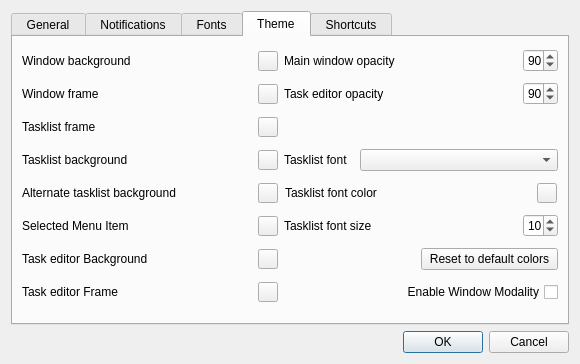
The window that ui/settings.ui (middleofdreams/workload) describes before a commit, drawn with Qt 5.
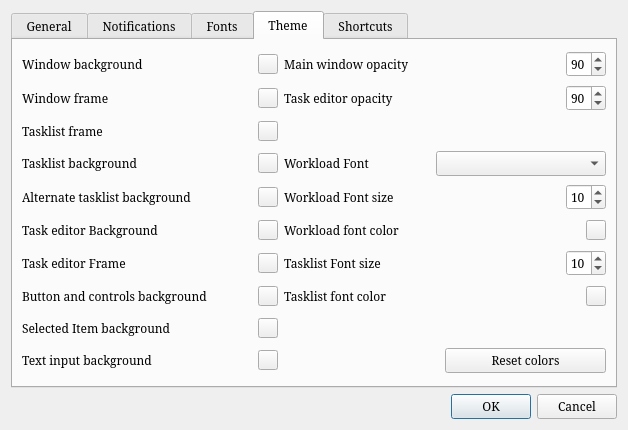
The same window after the commit. The open tabs and pages were chosen to show the change.

Commit message: Completed(probably not) stylesheet for whole program, new options in settings window. Fixed too small ui elements. created new icons and generated new resources file.

Patch:
```diff
--- a/ui/settings.ui
+++ b/ui/settings.ui
@@ -6,17 +6,28 @@
    <rect>
     <x>0</x>
     <y>0</y>
-    <width>577</width>
-    <height>364</height>
+    <width>628</width>
+    <height>430</height>
    </rect>
   </property>
+  <property name="sizePolicy">
+   <sizepolicy hsizetype="Expanding" vsizetype="Expanding">
+    <horstretch>0</horstretch>
+    <verstretch>0</verstretch>
+   </sizepolicy>
+  </property>
+  <property name="font">
+   <font>
+    <family>Serif</family>
+   </font>
+  </property>
   <property name="windowTitle">
    <string>workload settings</string>
   </property>
   <property name="modal">
    <bool>false</bool>
   </property>
-  <layout class="QGridLayout" name="gridLayout_3">
+  <layout class="QGridLayout" name="gridLayout_4">
    <item row="1" column="0">
     <widget class="QDialogButtonBox" name="buttonBox">
      <property name="orientation">
@@ -377,7 +388,7 @@
       <attribute name="title">
        <string> Theme </string>
       </attribute>
-      <layout class="QGridLayout" name="gridLayout_4">
+      <layout class="QGridLayout" name="gridLayout_3">
        <item row="0" column="0">
         <layout class="QHBoxLayout" name="horizontalLayout_3">
          <item>
@@ -426,6 +437,61 @@
          </item>
         </layout>
        </item>
+       <item row="0" column="1">
+        <layout class="QHBoxLayout" name="horizontalLayout_11">
+         <item>
+          <widget class="QLabel" name="label_18">
+           <property name="minimumSize">
+            <size>
+             <width>145</width>
+             <height>24</height>
+            </size>
+           </property>
+           <property name="text">
+            <string>Main window opacity</string>
+           </property>
+          </widget>
+         </item>
+         <item>
+          <spacer name="horizontalSpacer_7">
+           <property name="orientation">
+            <enum>Qt::Horizontal</enum>
+           </property>
+           <property name="sizeHint" stdset="0">
+            <size>
+             <width>40</width>
+             <height>20</height>
+            </size>
+           </property>
+          </spacer>
+         </item>
+         <item>
+          <widget class="QSpinBox" name="windowOpacity">
+           <property name="minimumSize">
+            <size>
+             <width>40</width>
+             <height>0</height>
+            </size>
+           </property>
+           <property name="maximumSize">
+            <size>
+             <width>40</width>
+             <height>16777215</height>
+            </size>
+           </property>
+           <property name="maximum">
+            <number>100</number>
+           </property>
+           <property name="singleStep">
+            <number>5</number>
+           </property>
+           <property name="value">
+            <number>90</number>
+           </property>
+          </widget>
+         </item>
+        </layout>
+       </item>
        <item row="1" column="0">
         <layout class="QHBoxLayout" name="horizontalLayout_4">
          <item>
@@ -474,6 +540,61 @@
          </item>
         </layout>
        </item>
+       <item row="1" column="1">
+        <layout class="QHBoxLayout" name="horizontalLayout_8">
+         <item>
+          <widget class="QLabel" name="label_16">
+           <property name="minimumSize">
+            <size>
+             <width>145</width>
+             <height>24</height>
+            </size>
+           </property>
+           <property name="text">
+            <string>Task editor opacity</string>
+           </property>
+          </widget>
+         </item>
+         <item>
+          <spacer name="horizontalSpacer_6">
+           <property name="orientation">
+            <enum>Qt::Horizontal</enum>
+           </property>
+           <property name="sizeHint" stdset="0">
+            <size>
+             <width>40</width>
+             <height>20</height>
+            </size>
+           </property>
+          </spacer>
+         </item>
+         <item>
+          <widget class="QSpinBox" name="taskEditorOpacity">
+           <property name="minimumSize">
+            <size>
+             <width>40</width>
+             <height>0</height>
+            </size>
+           </property>
+           <property name="maximumSize">
+            <size>
+             <width>40</width>
+             <height>16777215</height>
+            </size>
+           </property>
+           <property name="maximum">
+            <number>100</number>
+           </property>
+           <property name="singleStep">
+            <number>5</number>
+           </property>
+           <property name="value">
+            <number>90</number>
+           </property>
+          </widget>
+         </item>
+        </layout>
+       </item>
        <item row="2" column="0">
         <layout class="QHBoxLayout" name="horizontalLayout_6">
          <item>
@@ -540,7 +661,7 @@
            </property>
            <property name="maximumSize">
             <size>
-             <width>0</width>
+             <width>16777215</width>
              <height>16777215</height>
             </size>
            </property>
@@ -570,6 +691,58 @@
          </item>
         </layout>
        </item>
+       <item row="3" column="1">
+        <layout class="QHBoxLayout" name="horizontalLayout_2">
+         <item>
+          <widget class="QLabel" name="label_12">
+           <property name="minimumSize">
+            <size>
+             <width>90</width>
+             <height>24</height>
+            </size>
+           </property>
+           <property name="maximumSize">
+            <size>
+             <width>16777215</width>
+             <height>16777215</height>
+            </size>
+           </property>
+           <property name="text">
+            <string>Workload Font</string>
+           </property>
+          </widget>
+         </item>
+         <item>
+          <spacer name="horizontalSpacer_5">
+           <property name="orientation">
+            <enum>Qt::Horizontal</enum>
+           </property>
+           <property name="sizeHint" stdset="0">
+            <size>
+             <width>40</width>
+             <height>20</height>
+            </size>
+           </property>
+          </spacer>
+         </item>
+         <item>
+          <widget class="QComboBox" name="fontFamily">
+           <property name="minimumSize">
+            <size>
+             <width>170</width>
+             <height>0</height>
+            </size>
+           </property>
+           <property name="currentIndex">
+            <number>-1</number>
+           </property>
+           <property name="frame">
+            <bool>true</bool>
+           </property>
+          </widget>
+         </item>
+        </layout>
+       </item>
        <item row="4" column="0">
         <layout class="QHBoxLayout" name="horizontalLayout_16">
          <item>
@@ -618,55 +791,62 @@
          </item>
         </layout>
        </item>
-       <item row="5" column="0">
-        <layout class="QHBoxLayout" name="horizontalLayout_15">
+       <item row="4" column="1">
+        <layout class="QHBoxLayout" name="horizontalLayout_25">
          <item>
-          <widget class="QLabel" name="label_22">
-           <property name="sizePolicy">
-            <sizepolicy hsizetype="Minimum" vsizetype="Minimum">
-             <horstretch>0</horstretch>
-             <verstretch>0</verstretch>
-            </sizepolicy>
-           </property>
+          <widget class="QLabel" name="label_15">
            <property name="minimumSize">
             <size>
-             <width>230</width>
+             <width>145</width>
              <height>24</height>
             </size>
            </property>
-           <property name="maximumSize">
-            <size>
-             <width>0</width>
-             <height>16777215</height>
-            </size>
-           </property>
            <property name="text">
-            <string>Selected Menu Item</string>
+            <string>Workload Font size</string>
            </property>
           </widget>
          </item>
          <item>
-          <widget class="QPushButton" name="selectedMenuItem">
-           <property name="maximumSize">
+          <spacer name="horizontalSpacer_4">
+           <property name="orientation">
+            <enum>Qt::Horizontal</enum>
+           </property>
+           <property name="sizeHint" stdset="0">
             <size>
-             <width>20</width>
+             <width>40</width>
              <height>20</height>
             </size>
            </property>
-           <property name="autoFillBackground">
-            <bool>true</bool>
+          </spacer>
+         </item>
+         <item>
+          <widget class="QSpinBox" name="fontSize">
+           <property name="minimumSize">
+            <size>
+             <width>40</width>
+             <height>0</height>
+            </size>
            </property>
-           <property name="text">
-            <string/>
+           <property name="maximumSize">
+            <size>
+             <width>40</width>
+             <height>16777215</height>
+            </size>
            </property>
-           <property name="flat">
-            <bool>false</bool>
+           <property name="minimum">
+            <number>8</number>
+           </property>
+           <property name="maximum">
+            <number>24</number>
+           </property>
+           <property name="value">
+            <number>10</number>
            </property>
           </widget>
          </item>
         </layout>
        </item>
-       <item row="6" column="0">
+       <item row="5" column="0">
         <layout class="QHBoxLayout" name="horizontalLayout_10">
          <item>
           <widget class="QLabel" name="label_14">
@@ -714,7 +894,68 @@
          </item>
         </layout>
        </item>
-       <item row="7" column="0">
+       <item row="5" column="1">
+        <layout class="QHBoxLayout" name="horizontalLayout_20">
+         <item>
+          <widget class="QLabel" name="label_20">
+           <property name="sizePolicy">
+            <sizepolicy hsizetype="Minimum" vsizetype="Minimum">
+             <horstretch>0</horstretch>
+             <verstretch>0</verstretch>
+            </sizepolicy>
+           </property>
+           <property name="minimumSize">
+            <size>
+             <width>145</width>
+             <height>24</height>
+            </size>
+           </property>
+           <property name="maximumSize">
+            <size>
+             <width>0</width>
+             <height>16777215</height>
+            </size>
+           </property>
+           <property name="text">
+            <string>Workload font color</string>
+           </property>
+          </widget>
+         </item>
+         <item>
+          <spacer name="horizontalSpacer_3">
+           <property name="orientation">
+            <enum>Qt::Horizontal</enum>
+           </property>
+           <property name="sizeHint" stdset="0">
+            <size>
+             <width>40</width>
+             <height>20</height>
+            </size>
+           </property>
+          </spacer>
+         </item>
+         <item>
+          <widget class="QPushButton" name="workloadFontColor">
+           <property name="maximumSize">
+            <size>
+             <width>20</width>
+             <height>20</height>
+            </size>
+           </property>
+           <property name="autoFillBackground">
+            <bool>true</bool>
+           </property>
+           <property name="text">
+            <string/>
+           </property>
+           <property name="flat">
+            <bool>false</bool>
+           </property>
+          </widget>
+         </item>
+        </layout>
+       </item>
+       <item row="6" column="0">
         <layout class="QHBoxLayout" name="horizontalLayout_14">
          <item>
           <widget class="QLabel" name="label_21">
@@ -732,7 +973,7 @@
            </property>
            <property name="maximumSize">
             <size>
-             <width>0</width>
+             <width>16777215</width>
              <height>16777215</height>
             </size>
            </property>
@@ -762,112 +1003,55 @@
          </item>
         </layout>
        </item>
-       <item row="0" column="1">
-        <layout class="QHBoxLayout" name="horizontalLayout_11">
+       <item row="7" column="0">
+        <layout class="QHBoxLayout" name="horizontalLayout_18">
          <item>
-          <widget class="QLabel" name="label_18">
-           <property name="minimumSize">
-            <size>
-             <width>230</width>
-             <height>24</height>
-            </size>
+          <widget class="QLabel" name="label_25">
+           <property name="sizePolicy">
+            <sizepolicy hsizetype="Minimum" vsizetype="Minimum">
+             <horstretch>0</horstretch>
+             <verstretch>0</verstretch>
+            </sizepolicy>
            </property>
-           <property name="text">
-            <string>Main window opacity</string>
-           </property>
-          </widget>
-         </item>
-         <item>
-          <widget class="QSpinBox" name="windowOpacity">
-           <property name="maximumSize">
-            <size>
-             <width>35</width>
-             <height>16777215</height>
-            </size>
-           </property>
-           <property name="maximum">
-            <number>100</number>
-           </property>
-           <property name="singleStep">
-            <number>5</number>
-           </property>
-           <property name="value">
-            <number>90</number>
-           </property>
-          </widget>
-         </item>
-        </layout>
-       </item>
-       <item row="1" column="1">
-        <layout class="QHBoxLayout" name="horizontalLayout_8">
-         <item>
-          <widget class="QLabel" name="label_16">
            <property name="minimumSize">
             <size>
              <width>230</width>
              <height>24</height>
             </size>
            </property>
-           <property name="text">
-            <string>Task editor opacity</string>
-           </property>
-          </widget>
-         </item>
-         <item>
-          <widget class="QSpinBox" name="taskEditorOpacity">
            <property name="maximumSize">
-            <size>
-             <width>35</width>
-             <height>16777215</height>
-            </size>
-           </property>
-           <property name="maximum">
-            <number>100</number>
-           </property>
-           <property name="singleStep">
-            <number>5</number>
-           </property>
-           <property name="value">
-            <number>90</number>
-           </property>
-          </widget>
-         </item>
-        </layout>
-       </item>
-       <item row="3" column="1">
-        <layout class="QHBoxLayout" name="horizontalLayout_2">
-         <item>
-          <widget class="QLabel" name="label_12">
-           <property name="minimumSize">
             <size>
              <width>0</width>
-             <height>24</height>
-            </size>
-           </property>
-           <property name="maximumSize">
-            <size>
-             <width>70</width>
              <height>16777215</height>
             </size>
            </property>
            <property name="text">
-            <string>Tasklist font</string>
+            <string>Button and controls background</string>
            </property>
           </widget>
          </item>
          <item>
-          <widget class="QComboBox" name="tasklistFont">
-           <property name="currentIndex">
-            <number>-1</number>
+          <widget class="QPushButton" name="buttonBG">
+           <property name="maximumSize">
+            <size>
+             <width>20</width>
+             <height>20</height>
+            </size>
            </property>
-           <property name="frame">
+           <property name="autoFillBackground">
             <bool>true</bool>
            </property>
+           <property name="text">
+            <string/>
+           </property>
+           <property name="flat">
+            <bool>false</bool>
+           </property>
           </widget>
          </item>
         </layout>
        </item>
-       <item row="4" column="1">
+       <item row="7" column="1">
         <layout class="QHBoxLayout" name="horizontalLayout_7">
          <item>
           <widget class="QLabel" name="label_17">
@@ -879,7 +1063,7 @@
            </property>
            <property name="minimumSize">
             <size>
-             <width>245</width>
+             <width>145</width>
              <height>24</height>
             </size>
            </property>
@@ -894,6 +1078,19 @@
            </property>
           </widget>
          </item>
+         <item>
+          <spacer name="horizontalSpacer_2">
+           <property name="orientation">
+            <enum>Qt::Horizontal</enum>
+           </property>
+           <property name="sizeHint" stdset="0">
+            <size>
+             <width>40</width>
+             <height>20</height>
+            </size>
+           </property>
+          </spacer>
+         </item>
          <item>
           <widget class="QPushButton" name="tasklistFontColor">
            <property name="maximumSize">
@@ -915,43 +1112,103 @@
          </item>
         </layout>
        </item>
-       <item row="5" column="1">
-        <layout class="QHBoxLayout" name="horizontalLayout_9">
+       <item row="8" column="0">
+        <layout class="QHBoxLayout" name="horizontalLayout_15">
          <item>
-          <widget class="QLabel" name="label_15">
+          <widget class="QLabel" name="label_22">
+           <property name="sizePolicy">
+            <sizepolicy hsizetype="Minimum" vsizetype="Minimum">
+             <horstretch>0</horstretch>
+             <verstretch>0</verstretch>
+            </sizepolicy>
+           </property>
            <property name="minimumSize">
             <size>
-             <width>0</width>
+             <width>230</width>
              <height>24</height>
             </size>
            </property>
+           <property name="maximumSize">
+            <size>
+             <width>0</width>
+             <height>16777215</height>
+            </size>
+           </property>
            <property name="text">
-            <string>Tasklist font size</string>
+            <string>Selected Item background</string>
            </property>
           </widget>
          </item>
          <item>
-          <widget class="QSpinBox" name="tasklistFontSize">
+          <widget class="QPushButton" name="selectedItem">
            <property name="maximumSize">
             <size>
-             <width>35</width>
+             <width>20</width>
+             <height>20</height>
+            </size>
+           </property>
+           <property name="autoFillBackground">
+            <bool>true</bool>
+           </property>
+           <property name="text">
+            <string/>
+           </property>
+           <property name="flat">
+            <bool>false</bool>
+           </property>
+          </widget>
+         </item>
+        </layout>
+       </item>
+       <item row="9" column="0">
+        <layout class="QHBoxLayout" name="horizontalLayout_19">
+         <item>
+          <widget class="QLabel" name="label_26">
+           <property name="sizePolicy">
+            <sizepolicy hsizetype="Minimum" vsizetype="Minimum">
+             <horstretch>0</horstretch>
+             <verstretch>0</verstretch>
+            </sizepolicy>
+           </property>
+           <property name="minimumSize">
+            <size>
+             <width>230</width>
+             <height>24</height>
+            </size>
+           </property>
+           <property name="maximumSize">
+            <size>
+             <width>0</width>
              <height>16777215</height>
             </size>
            </property>
-           <property name="minimum">
-            <number>8</number>
+           <property name="text">
+            <string>Text input background</string>
            </property>
-           <property name="maximum">
-            <number>24</number>
+          </widget>
+         </item>
+         <item>
+          <widget class="QPushButton" name="textInputBG">
+           <property name="maximumSize">
+            <size>
+             <width>20</width>
+             <height>20</height>
+            </size>
            </property>
-           <property name="value">
-            <number>10</number>
+           <property name="autoFillBackground">
+            <bool>true</bool>
            </property>
+           <property name="text">
+            <string/>
+           </property>
+           <property name="flat">
+            <bool>false</bool>
+           </property>
           </widget>
          </item>
         </layout>
        </item>
-       <item row="6" column="1">
+       <item row="9" column="1">
         <layout class="QHBoxLayout" name="horizontalLayout_13">
          <item>
           <spacer name="horizontalSpacer">
@@ -987,27 +1244,53 @@
             </size>
            </property>
            <property name="text">
-            <string> Reset to default colors </string>
+            <string> Reset colors </string>
            </property>
           </widget>
          </item>
         </layout>
        </item>
-       <item row="7" column="1">
-        <widget class="QCheckBox" name="disableModality">
-         <property name="minimumSize">
-          <size>
-           <width>0</width>
-           <height>24</height>
-          </size>
-         </property>
-         <property name="layoutDirection">
-          <enum>Qt::RightToLeft</enum>
-         </property>
-         <property name="text">
-          <string>Enable Window Modality</string>
-         </property>
-        </widget>
+       <item row="6" column="1">
+        <layout class="QHBoxLayout" name="horizontalLayout_23">
+         <item>
+          <widget class="QLabel" name="label_31">
+           <property name="minimumSize">
+            <size>
+             <width>145</width>
+             <height>24</height>
+            </size>
+           </property>
+           <property name="text">
+            <string>Tasklist Font size</string>
+           </property>
+          </widget>
+         </item>
+         <item>
+          <widget class="QSpinBox" name="tasklistFontSize">
+           <property name="minimumSize">
+            <size>
+             <width>40</width>
+             <height>0</height>
+            </size>
+           </property>
+           <property name="maximumSize">
+            <size>
+             <width>40</width>
+             <height>16777215</height>
+            </size>
+           </property>
+           <property name="minimum">
+            <number>8</number>
+           </property>
+           <property name="maximum">
+            <number>24</number>
+           </property>
+           <property name="value">
+            <number>10</number>
+           </property>
+          </widget>
+         </item>
+        </layout>
        </item>
       </layout>
      </widget>
```
Left out of the diff: 37 changed lines with no effect on the pictures. The commit also changes 13 other files.
